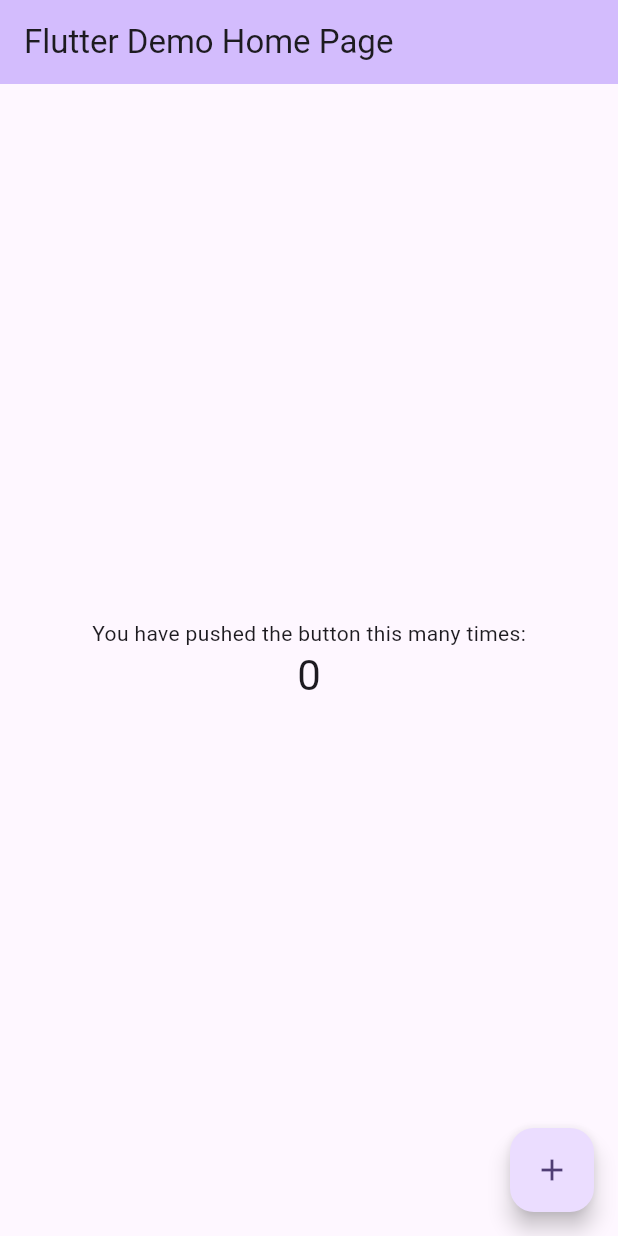
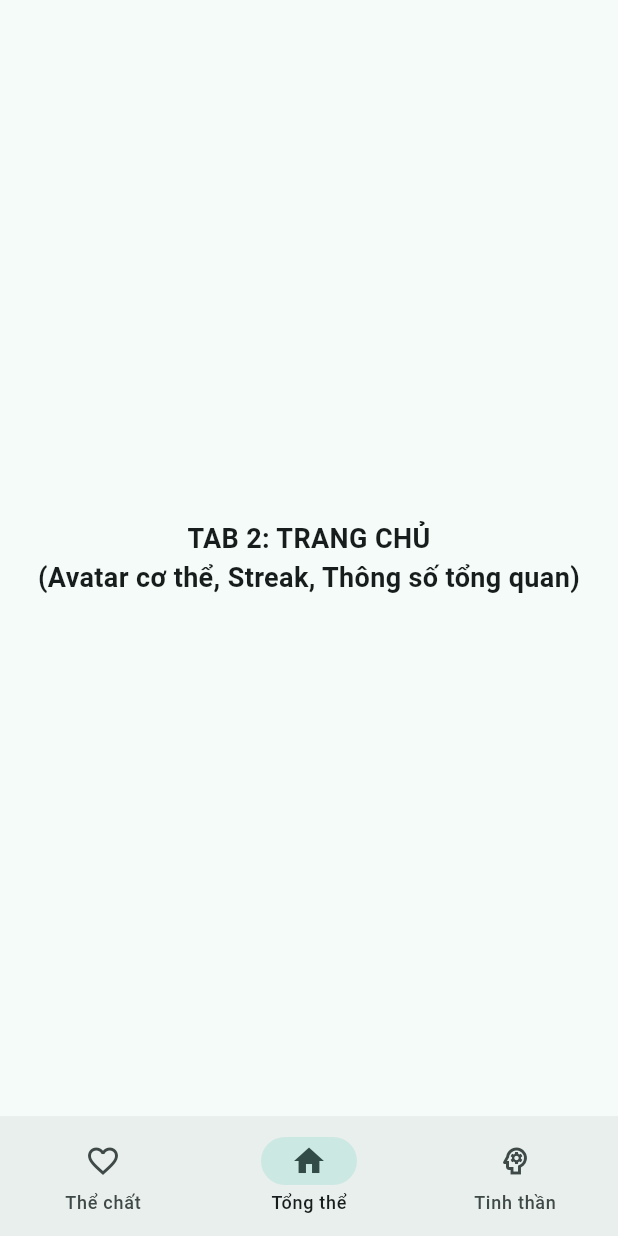
Before and after one commit to trantrikientybg/Healthiez, a Flutter app: the screen it shows after launch, on a phone screen of 412 x 824 dp. Run offline on Flutter 3.47's test engine with Material 3 defaults, Android fonts, the phone set to English and light mode, and no system bars.

```diff
--- a/lib/main.dart
+++ b/lib/main.dart
@@ -1,122 +1,125 @@
 import 'package:flutter/material.dart';
 
 void main() {
-  runApp(const MyApp());
+  runApp(const HealthiezApp());
 }
 
-class MyApp extends StatelessWidget {
-  const MyApp({super.key});
+class HealthiezApp extends StatelessWidget {
+  const HealthiezApp({super.key});
 
-  // This widget is the root of your application.
   @override
   Widget build(BuildContext context) {
     return MaterialApp(
-      title: 'Flutter Demo',
+      title: 'Healthiez',
       theme: ThemeData(
-        // This is the theme of your application.
-        //
-        // TRY THIS: Try running your application with "flutter run". You'll see
-        // the application has a purple toolbar. Then, without quitting the app,
-        // try changing the seedColor in the colorScheme below to Colors.green
-        // and then invoke "hot reload" (save your changes or press the "hot
-        // reload" button in a Flutter-supported IDE, or press "r" if you used
-        // the command line to start the app).
-        //
-        // Notice that the counter didn't reset back to zero; the application
-        // state is not lost during the reload. To reset the state, use hot
-        // restart instead.
-        //
-        // This works for code too, not just values: Most code changes can be
-        // tested with just a hot reload.
-        colorScheme: .fromSeed(seedColor: Colors.deepPurple),
+        colorScheme: ColorScheme.fromSeed(seedColor: Colors.teal), // Màu chủ đạo (Xanh mòng két healing)
+        useMaterial3: true,
       ),
-      home: const MyHomePage(title: 'Flutter Demo Home Page'),
+      home: const MainSkeleton(),
+      debugShowCheckedModeBanner: false, // Ẩn chữ Debug góc phải
     );
   }
 }
 
-class MyHomePage extends StatefulWidget {
-  const MyHomePage({super.key, required this.title});
-
-  // This widget is the home page of your application. It is stateful, meaning
-  // that it has a State object (defined below) that contains fields that affect
-  // how it looks.
-
-  // This class is the configuration for the state. It holds the values (in this
-  // case the title) provided by the parent (in this case the App widget) and
-  // used by the build method of the State. Fields in a Widget subclass are
-  // always marked "final".
-
-  final String title;
+class MainSkeleton extends StatefulWidget {
+  const MainSkeleton({super.key});
 
   @override
-  State<MyHomePage> createState() => _MyHomePageState();
+  State<MainSkeleton> createState() => _MainSkeletonState();
 }
 
-class _MyHomePageState extends State<MyHomePage> {
-  int _counter = 0;
+class _MainSkeletonState extends State<MainSkeleton> {
+  int _currentIndex = 1; // Mặc định mở Tab 2 (Tổng thể) ở giữa
 
-  void _incrementCounter() {
-    setState(() {
-      // This call to setState tells the Flutter framework that something has
-      // changed in this State, which causes it to rerun the build method below
-      // so that the display can reflect the updated values. If we changed
-      // _counter without calling setState(), then the build method would not be
-      // called again, and so nothing would appear to happen.
-      _counter++;
-    });
-  }
+  // Danh sách các màn hình (Placeholder)
+  final List<Widget> _screens = [
+    const PhysicalScreen(),
+    const HomeScreen(),
+    const MentalScreen(),
+  ];
 
   @override
   Widget build(BuildContext context) {
-    // This method is rerun every time setState is called, for instance as done
-    // by the _incrementCounter method above.
-    //
-    // The Flutter framework has been optimized to make rerunning build methods
-    // fast, so that you can just rebuild anything that needs updating rather
-    // than having to individually change instances of widgets.
     return Scaffold(
-      appBar: AppBar(
-        // TRY THIS: Try changing the color here to a specific color (to
-        // Colors.amber, perhaps?) and trigger a hot reload to see the AppBar
-        // change color while the other colors stay the same.
-        backgroundColor: Theme.of(context).colorScheme.inversePrimary,
-        // Here we take the value from the MyHomePage object that was created by
-        // the App.build method, and use it to set our appbar title.
-        title: Text(widget.title),
+      // Dùng IndexedStack để giữ nguyên trạng thái (State) của các Tab khi chuyển qua lại
+      body: IndexedStack(
+        index: _currentIndex,
+        children: _screens,
       ),
-      body: Center(
-        // Center is a layout widget. It takes a single child and positions it
-        // in the middle of the parent.
-        child: Column(
-          // Column is also a layout widget. It takes a list of children and
-          // arranges them vertically. By default, it sizes itself to fit its
-          // children horizontally, and tries to be as tall as its parent.
-          //
-          // Column has various properties to control how it sizes itself and
-          // how it positions its children. Here we use mainAxisAlignment to
-          // center the children vertically; the main axis here is the vertical
-          // axis because Columns are vertical (the cross axis would be
-          // horizontal).
-          //
-          // TRY THIS: Invoke "debug painting" (choose the "Toggle Debug Paint"
-          // action in the IDE, or press "p" in the console), to see the
-          // wireframe for each widget.
-          mainAxisAlignment: .center,
-          children: [
-            const Text('You have pushed the button this many times:'),
-            Text(
-              '$_counter',
-              style: Theme.of(context).textTheme.headlineMedium,
-            ),
-          ],
-        ),
-      ),
-      floatingActionButton: FloatingActionButton(
-        onPressed: _incrementCounter,
-        tooltip: 'Increment',
-        child: const Icon(Icons.add),
+      bottomNavigationBar: NavigationBar(
+        selectedIndex: _currentIndex,
+        onDestinationSelected: (int index) {
+          setState(() {
+            _currentIndex = index; // Cập nhật vị trí Tab khi người dùng bấm
+          });
+        },
+        destinations: const [
+          NavigationDestination(
+            icon: Icon(Icons.favorite_border),
+            selectedIcon: Icon(Icons.favorite),
+            label: 'Thể chất',
+          ),
+          NavigationDestination(
+            icon: Icon(Icons.home_outlined),
+            selectedIcon: Icon(Icons.home),
+            label: 'Tổng thể',
+          ),
+          NavigationDestination(
+            icon: Icon(Icons.psychology_outlined),
+            selectedIcon: Icon(Icons.psychology),
+            label: 'Tinh thần',
+          ),
+        ],
       ),
     );
   }
 }
+
+// ==============================================================
+// CÁC PLACEHOLDER - CHỖ TRỐNG ĐỂ CHIA VIỆC CHO TEAM
+// ==============================================================
+
+class PhysicalScreen extends StatelessWidget {
+  const PhysicalScreen({super.key});
+
+  @override
+  Widget build(BuildContext context) {
+    return const Center(
+      child: Text(
+        'TAB 1: THỂ CHẤT\n(Theo dõi giấc ngủ, thể thao, nước)',
+        textAlign: TextAlign.center,
+        style: TextStyle(fontSize: 18, fontWeight: FontWeight.bold),
+      ),
+    );
+  }
+}
+
+class HomeScreen extends StatelessWidget {
+  const HomeScreen({super.key});
+
+  @override
+  Widget build(BuildContext context) {
+    return const Center(
+      child: Text(
+        'TAB 2: TRANG CHỦ\n(Avatar cơ thể, Streak, Thông số tổng quan)',
+        textAlign: TextAlign.center,
+        style: TextStyle(fontSize: 18, fontWeight: FontWeight.bold),
+      ),
+    );
+  }
+}
+
+class MentalScreen extends StatelessWidget {
+  const MentalScreen({super.key});
+
+  @override
+  Widget build(BuildContext context) {
+    return const Center(
+      child: Text(
+        'TAB 3: TINH THẦN\n(Chat AI tâm lý, Gợi ý nhạc & Sách)',
+        textAlign: TextAlign.center,
+        style: TextStyle(fontSize: 18, fontWeight: FontWeight.bold),
+      ),
+    );
+  }
+}
```
Also changed, not shown: pubspec.yaml (+12 -3 lines), pubspec.lock, 5 other files.
